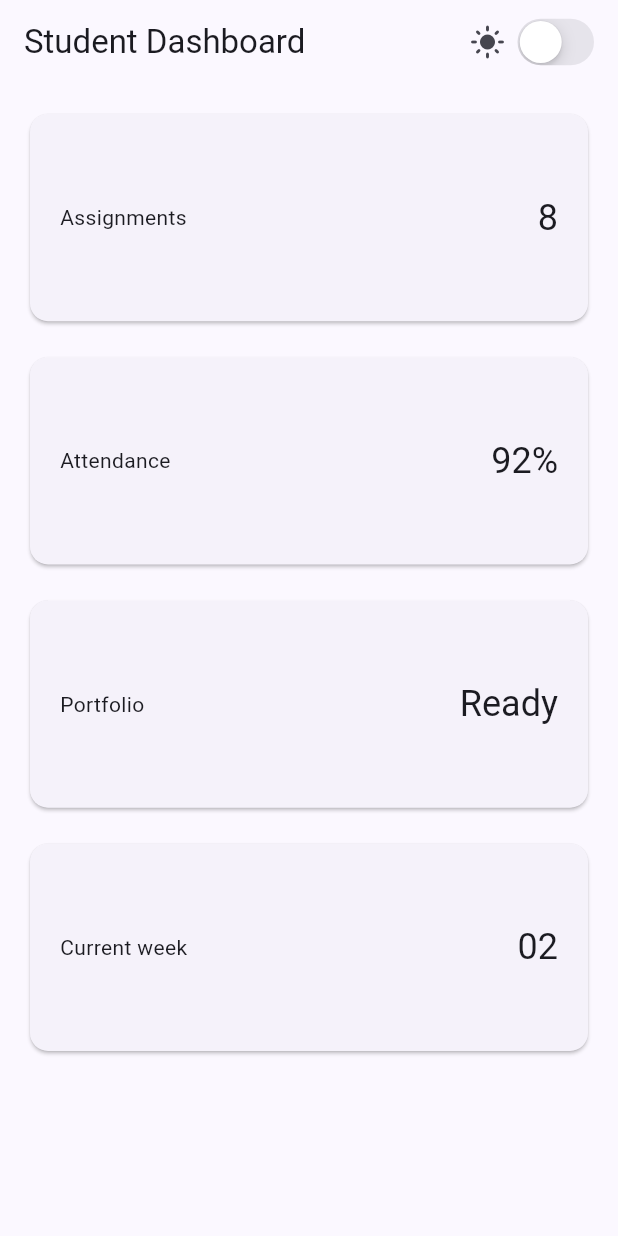
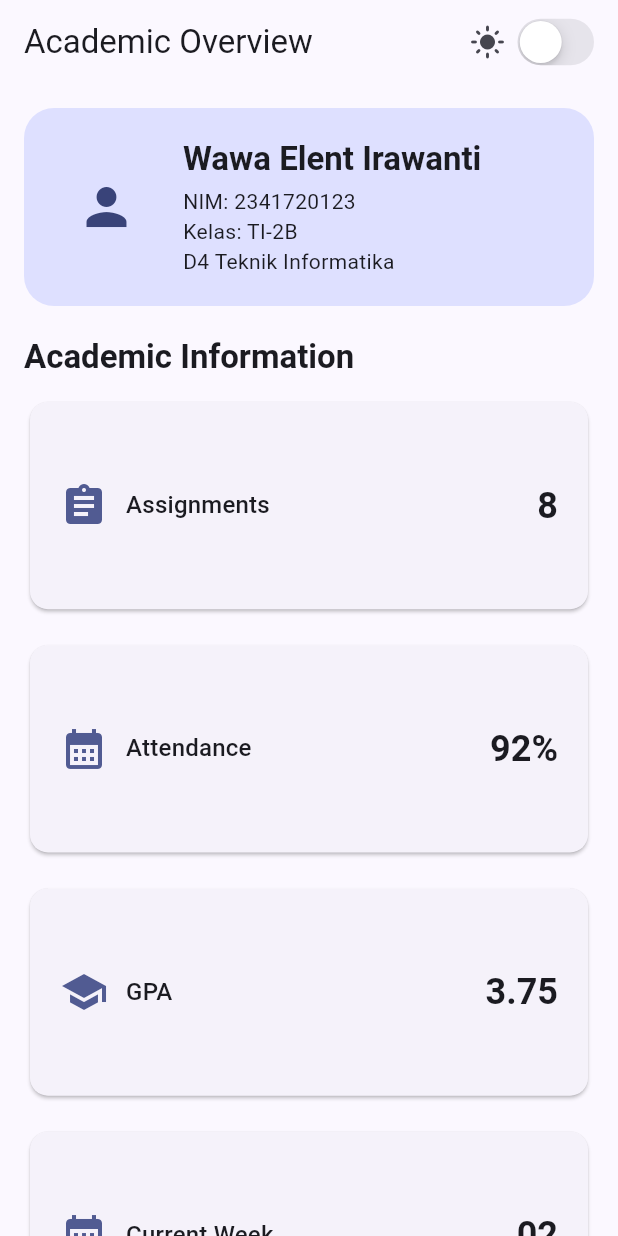
Before and after one commit to wawaelenti/244107020192-mobile-course, a Flutter app: the screen it shows after launch, on a phone screen of 412 x 824 dp. Run offline on Flutter 3.47's test engine with Material 3 defaults, Android fonts, the phone set to English and light mode, and no system bars.

Commit message:
feat(week2): add tugas

```diff
--- a/02-week-2-declarative-ui-responsive-design/responsive_dashboard/lib/main.dart
+++ b/02-week-2-declarative-ui-responsive-design/responsive_dashboard/lib/main.dart
@@ -1,43 +1,54 @@
 import 'package:flutter/material.dart';
 import 'package:flutter/cupertino.dart';
 
-void main() => runApp(const DashboardApp());
+void main() => runApp(const AcademicApp());
 
-class DashboardApp extends StatefulWidget {
-  const DashboardApp({super.key});
+class AcademicApp extends StatefulWidget {
+  const AcademicApp({super.key});
 
   @override
-  State<DashboardApp> createState() => _DashboardAppState();
+  State<AcademicApp> createState() => _AcademicAppState();
 }
 
-class _DashboardAppState extends State<DashboardApp> {
+class _AcademicAppState extends State<AcademicApp> {
   bool isDark = false;
 
   @override
   Widget build(BuildContext context) {
     return MaterialApp(
       debugShowCheckedModeBanner: false,
-      theme: ThemeData(useMaterial3: true, colorSchemeSeed: Colors.indigo),
+
+      theme: ThemeData(
+        useMaterial3: true,
+        colorSchemeSeed: Colors.indigo,
+        brightness: Brightness.light,
+      ),
+
       darkTheme: ThemeData(
         useMaterial3: true,
+        colorSchemeSeed: Colors.indigo,
         brightness: Brightness.dark,
-        colorSchemeSeed: Colors.indigo,
       ),
-      themeMode: ThemeMode.system,
-      home: DashboardPage(
+
+      themeMode: isDark ? ThemeMode.dark : ThemeMode.light,
+
+      home: AcademicOverview(
         isDark: isDark,
-        onDarkChanged: (value) => setState(() => isDark = value),
+        onDarkChanged: (value) {
+          setState(() => isDark = value);
+        },
       ),
     );
   }
 }
 
-class DashboardPage extends StatelessWidget {
-  const DashboardPage({
+class AcademicOverview extends StatelessWidget {
+  const AcademicOverview({
     required this.isDark,
     required this.onDarkChanged,
     super.key,
   });
+
   final bool isDark;
   final ValueChanged<bool> onDarkChanged;
 
@@ -45,9 +56,11 @@ class DashboardPage extends StatelessWidget {
   Widget build(BuildContext context) {
     return Scaffold(
       appBar: AppBar(
-        title: const Text('Student Dashboard'),
+        title: const Text('Academic Overview'),
         actions: [
-          Row(
+          Semantics(
+            label: isDark ? 'Aktifkan mode terang' : 'Aktifkan mode gelap',
+            child: Row(
               children: [
                 Icon(isDark ? Icons.dark_mode : Icons.light_mode),
                 const SizedBox(width: 4),
@@ -55,23 +68,142 @@ class DashboardPage extends StatelessWidget {
                 const SizedBox(width: 12),
               ],
             ),
+          ),
         ],
       ),
+
       body: LayoutBuilder(
         builder: (context, constraints) {
-          final columns = constraints.maxWidth >= 500 ? 2 : 1;
-          return GridView.count(
+          final columns = constraints.maxWidth >= 700 ? 2 : 1;
+
+          return SingleChildScrollView(
             padding: const EdgeInsets.all(16),
+            child: Column(
+              crossAxisAlignment: CrossAxisAlignment.start,
+              children: [
+                // Header
+                Container(
+                  width: double.infinity,
+                  padding: const EdgeInsets.all(20),
+                  decoration: BoxDecoration(
+                    color: Theme.of(context).colorScheme.primaryContainer,
+                    borderRadius: BorderRadius.circular(20),
+                  ),
+                  child: Row(
+                    children: [
+                      const CircleAvatar(
+                        radius: 35,
+                        child: Icon(Icons.person, size: 40),
+                      ),
+
+                      const SizedBox(width: 16),
+
+                      Expanded(
+                        child: Column(
+                          crossAxisAlignment: CrossAxisAlignment.start,
+                          children: [
+                            Text(
+                              'Wawa Elent Irawanti',
+                              style: Theme.of(context).textTheme.titleLarge
+                                  ?.copyWith(fontWeight: FontWeight.bold),
+                            ),
+                            const SizedBox(height: 4),
+                            const Text('NIM: 2341720123'),
+                            const Text('Kelas: TI-2B'),
+                            const Text('D4 Teknik Informatika'),
+                          ],
+                        ),
+                      ),
+                    ],
+                  ),
+                ),
+
+                const SizedBox(height: 20),
+
+                Text(
+                  'Academic Information',
+                  style: Theme.of(context).textTheme.titleLarge
+                      ?.copyWith(fontWeight: FontWeight.bold),
+                ),
+
+                const SizedBox(height: 12),
+
+                // Informasi Card
+                GridView.count(
+                  shrinkWrap: true,
+                  physics: const NeverScrollableScrollPhysics(),
                   crossAxisCount: columns,
                   crossAxisSpacing: 16,
                   mainAxisSpacing: 16,
                   childAspectRatio: 2.6,
                   children: const [
-              DashboardCard(title: 'Assignments', value: '8'),
-              DashboardCard(title: 'Attendance', value: '92%'),
-              DashboardCard(title: 'Portfolio', value: 'Ready'),
-              DashboardCard(title: 'Current week', value: '02'),
+                    AcademicCard(
+                      title: 'Assignments',
+                      value: '8',
+                      icon: Icons.assignment,
+                    ),
+                    AcademicCard(
+                      title: 'Attendance',
+                      value: '92%',
+                      icon: Icons.calendar_month,
+                    ),
+                    AcademicCard(
+                      title: 'GPA',
+                      value: '3.75',
+                      icon: Icons.school,
+                    ),
+                    AcademicCard(
+                      title: 'Current Week',
+                      value: '02',
+                      icon: Icons.date_range,
+                    ),
                   ],
+                ),
+
+                const SizedBox(height: 20),
+
+                // Informasi Tambahan
+                Container(
+                  width: double.infinity,
+                  padding: const EdgeInsets.all(20),
+                  decoration: BoxDecoration(
+                    color: Theme.of(context)
+                        .colorScheme
+                        .surfaceContainerHighest,
+                    borderRadius: BorderRadius.circular(16),
+                  ),
+                  child: Row(
+                    children: [
+                      Icon(
+                        Icons.info_outline,
+                        size: 32,
+                        color: Theme.of(context).colorScheme.primary,
+                      ),
+
+                      const SizedBox(width: 12),
+
+                      Expanded(
+                        child: Column(
+                          crossAxisAlignment: CrossAxisAlignment.start,
+                          children: [
+                            Text(
+                              'Academic Status',
+                              style: Theme.of(context).textTheme.titleMedium
+                                  ?.copyWith(fontWeight: FontWeight.bold),
+                            ),
+                            const SizedBox(height: 4),
+                            const Text(
+                              'Your academic performance is '
+                              'on track this semester.',
+                            ),
+                          ],
+                        ),
+                      ),
+                    ],
+                  ),
+                ),
+              ],
+            ),
           );
         },
       ),
@@ -79,10 +211,17 @@ class DashboardPage extends StatelessWidget {
   }
 }
 
-class DashboardCard extends StatelessWidget {
-  const DashboardCard({required this.title, required this.value, super.key});
+class AcademicCard extends StatelessWidget {
+  const AcademicCard({
+    required this.title,
+    required this.value,
+    required this.icon,
+    super.key,
+  });
+
   final String title;
   final String value;
+  final IconData icon;
 
   @override
   Widget build(BuildContext context) {
@@ -93,8 +232,26 @@ class DashboardCard extends StatelessWidget {
           padding: const EdgeInsets.all(20),
           child: Row(
             children: [
-              Expanded(child: Text(title)),
-              Text(value, style: Theme.of(context).textTheme.headlineSmall),
+              Icon(
+                icon,
+                size: 32,
+                color: Theme.of(context).colorScheme.primary,
+              ),
+
+              const SizedBox(width: 12),
+
+              Expanded(
+                child: Text(
+                  title,
+                  style: Theme.of(context).textTheme.titleMedium,
+                ),
+              ),
+
+              Text(
+                value,
+                style: Theme.of(context).textTheme.headlineSmall
+                    ?.copyWith(fontWeight: FontWeight.bold),
+              ),
             ],
           ),
         ),
```
Also changed, not shown: 3 other files. Lines whose indentation alone changed are shown as unchanged.
